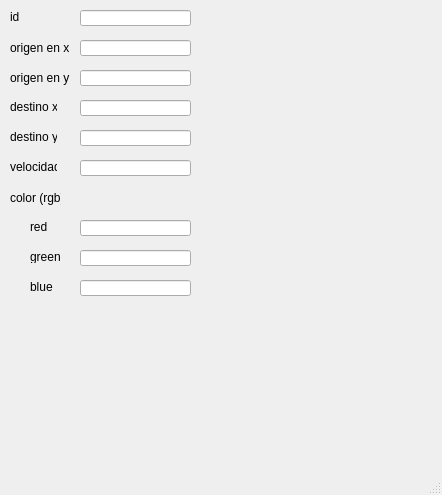
The window that ac8/interfas.ui (eduardosanchezsacnehz/UI-User-Interface) describes before a commit, drawn with Qt 5.
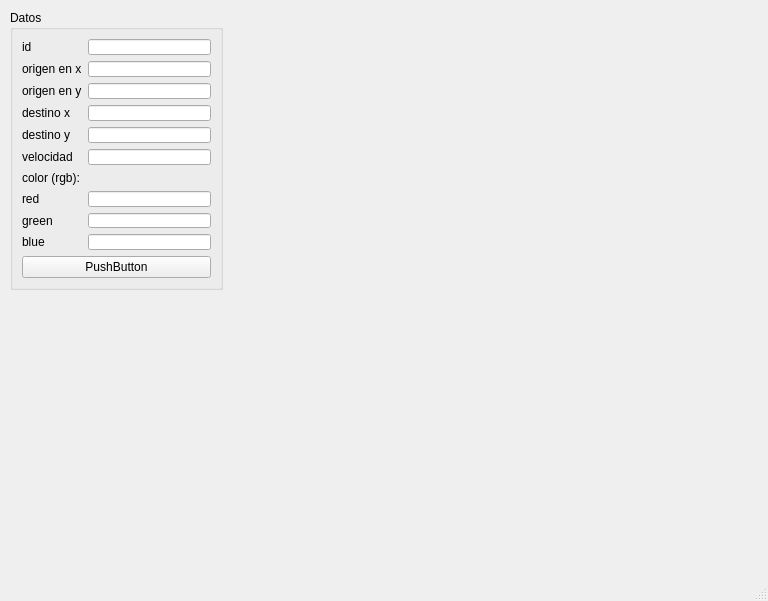
The same window after the commit.

Commit message: Aliniamos los marcos y encimamos en un marco

```diff
--- a/ac8/interfas.ui
+++ b/ac8/interfas.ui
@@ -6,233 +6,132 @@
    <rect>
     <x>0</x>
     <y>0</y>
-    <width>442</width>
-    <height>495</height>
+    <width>768</width>
+    <height>601</height>
    </rect>
   </property>
   <property name="windowTitle">
    <string>MainWindow</string>
   </property>
   <widget class="QWidget" name="centralwidget">
-   <widget class="QLabel" name="label">
+   <widget class="QGroupBox" name="groupBox">
     <property name="geometry">
      <rect>
       <x>10</x>
       <y>10</y>
-      <width>47</width>
-      <height>13</height>
+      <width>213</width>
+      <height>280</height>
      </rect>
     </property>
-    <property name="text">
-     <string>id</string>
+    <property name="title">
+     <string>Datos</string>
     </property>
-   </widget>
-   <widget class="QLabel" name="label_2">
-    <property name="geometry">
-     <rect>
-      <x>10</x>
-      <y>40</y>
-      <width>61</width>
-      <height>16</height>
-     </rect>
-    </property>
-    <property name="text">
-     <string>origen en x</string>
-    </property>
-   </widget>
-   <widget class="QLabel" name="label_3">
-    <property name="geometry">
-     <rect>
-      <x>10</x>
-      <y>70</y>
-      <width>61</width>
-      <height>16</height>
-     </rect>
-    </property>
-    <property name="text">
-     <string>origen en y</string>
-    </property>
-   </widget>
-   <widget class="QLabel" name="label_4">
-    <property name="geometry">
-     <rect>
-      <x>10</x>
-      <y>100</y>
-      <width>47</width>
-      <height>13</height>
-     </rect>
-    </property>
-    <property name="text">
-     <string>destino x</string>
-    </property>
-   </widget>
-   <widget class="QLabel" name="label_5">
-    <property name="geometry">
-     <rect>
-      <x>10</x>
-      <y>130</y>
-      <width>47</width>
-      <height>13</height>
-     </rect>
-    </property>
-    <property name="text">
-     <string>destino y</string>
-    </property>
-   </widget>
-   <widget class="QLabel" name="label_6">
-    <property name="geometry">
-     <rect>
-      <x>10</x>
-      <y>160</y>
-      <width>47</width>
-      <height>13</height>
-     </rect>
-    </property>
-    <property name="text">
-     <string>velocidad</string>
-    </property>
-   </widget>
-   <widget class="QLabel" name="label_7">
-    <property name="geometry">
-     <rect>
-      <x>10</x>
-      <y>190</y>
-      <width>51</width>
-      <height>16</height>
-     </rect>
-    </property>
-    <property name="text">
-     <string>color (rgb):</string>
-    </property>
-   </widget>
-   <widget class="QLabel" name="label_8">
-    <property name="geometry">
-     <rect>
-      <x>30</x>
-      <y>220</y>
-      <width>47</width>
-      <height>13</height>
-     </rect>
-    </property>
-    <property name="text">
-     <string>red</string>
-    </property>
-   </widget>
-   <widget class="QLabel" name="label_9">
-    <property name="geometry">
-     <rect>
-      <x>30</x>
-      <y>250</y>
-      <width>47</width>
-      <height>13</height>
-     </rect>
-    </property>
-    <property name="text">
-     <string>green</string>
-    </property>
-   </widget>
-   <widget class="QLabel" name="label_10">
-    <property name="geometry">
-     <rect>
-      <x>30</x>
-      <y>280</y>
-      <width>47</width>
-      <height>13</height>
-     </rect>
-    </property>
-    <property name="text">
-     <string>blue</string>
-    </property>
-   </widget>
-   <widget class="QLineEdit" name="lineEdit">
-    <property name="geometry">
-     <rect>
-      <x>80</x>
-      <y>10</y>
-      <width>111</width>
-      <height>16</height>
-     </rect>
-    </property>
-   </widget>
-   <widget class="QLineEdit" name="lineEdit_2">
-    <property name="geometry">
-     <rect>
-      <x>80</x>
-      <y>40</y>
-      <width>111</width>
-      <height>16</height>
-     </rect>
-    </property>
-   </widget>
-   <widget class="QLineEdit" name="lineEdit_3">
-    <property name="geometry">
-     <rect>
-      <x>80</x>
-      <y>70</y>
-      <width>111</width>
-      <height>16</height>
-     </rect>
-    </property>
-   </widget>
-   <widget class="QLineEdit" name="lineEdit_4">
-    <property name="geometry">
-     <rect>
-      <x>80</x>
-      <y>100</y>
-      <width>111</width>
-      <height>16</height>
-     </rect>
-    </property>
-   </widget>
-   <widget class="QLineEdit" name="lineEdit_5">
-    <property name="geometry">
-     <rect>
-      <x>80</x>
-      <y>130</y>
-      <width>111</width>
-      <height>16</height>
-     </rect>
-    </property>
-   </widget>
-   <widget class="QLineEdit" name="lineEdit_6">
-    <property name="geometry">
-     <rect>
-      <x>80</x>
-      <y>160</y>
-      <width>111</width>
-      <height>16</height>
-     </rect>
-    </property>
-   </widget>
-   <widget class="QLineEdit" name="lineEdit_7">
-    <property name="geometry">
-     <rect>
-      <x>80</x>
-      <y>220</y>
-      <width>111</width>
-      <height>16</height>
-     </rect>
-    </property>
-   </widget>
-   <widget class="QLineEdit" name="lineEdit_8">
-    <property name="geometry">
-     <rect>
-      <x>80</x>
-      <y>250</y>
-      <width>111</width>
-      <height>16</height>
-     </rect>
-    </property>
-   </widget>
-   <widget class="QLineEdit" name="lineEdit_9">
-    <property name="geometry">
-     <rect>
-      <x>80</x>
-      <y>280</y>
-      <width>111</width>
-      <height>16</height>
-     </rect>
-    </property>
+    <layout class="QGridLayout" name="gridLayout">
+     <item row="1" column="1">
+      <widget class="QLineEdit" name="lineEdit_2"/>
+     </item>
+     <item row="2" column="1">
+      <widget class="QLineEdit" name="lineEdit_3"/>
+     </item>
+     <item row="2" column="0">
+      <widget class="QLabel" name="label_3">
+       <property name="text">
+        <string>origen en y</string>
+       </property>
+      </widget>
+     </item>
+     <item row="3" column="0">
+      <widget class="QLabel" name="label_4">
+       <property name="text">
+        <string>destino x</string>
+       </property>
+      </widget>
+     </item>
+     <item row="8" column="1">
+      <widget class="QLineEdit" name="lineEdit_8"/>
+     </item>
+     <item row="8" column="0">
+      <widget class="QLabel" name="label_9">
+       <property name="text">
+        <string>green</string>
+       </property>
+      </widget>
+     </item>
+     <item row="10" column="0" rowspan="2" colspan="2">
+      <widget class="QPushButton" name="pushButton">
+       <property name="text">
+        <string>PushButton</string>
+       </property>
+      </widget>
+     </item>
+     <item row="4" column="1">
+      <widget class="QLineEdit" name="lineEdit_5"/>
+     </item>
+     <item row="9" column="1">
+      <widget class="QLineEdit" name="lineEdit_9"/>
+     </item>
+     <item row="4" column="0">
+      <widget class="QLabel" name="label_5">
+       <property name="text">
+        <string>destino y</string>
+       </property>
+      </widget>
+     </item>
+     <item row="5" column="1">
+      <widget class="QLineEdit" name="lineEdit_6"/>
+     </item>
+     <item row="9" column="0">
+      <widget class="QLabel" name="label_10">
+       <property name="text">
+        <string>blue</string>
+       </property>
+      </widget>
+     </item>
+     <item row="0" column="0">
+      <widget class="QLabel" name="label">
+       <property name="text">
+        <string>id</string>
+       </property>
+      </widget>
+     </item>
+     <item row="7" column="0">
+      <widget class="QLabel" name="label_8">
+       <property name="text">
+        <string>red</string>
+       </property>
+      </widget>
+     </item>
+     <item row="5" column="0">
+      <widget class="QLabel" name="label_6">
+       <property name="text">
+        <string>velocidad</string>
+       </property>
+      </widget>
+     </item>
+     <item row="7" column="1">
+      <widget class="QLineEdit" name="lineEdit_7"/>
+     </item>
+     <item row="0" column="1">
+      <widget class="QLineEdit" name="lineEdit"/>
+     </item>
+     <item row="1" column="0">
+      <widget class="QLabel" name="label_2">
+       <property name="text">
+        <string>origen en x</string>
+       </property>
+      </widget>
+     </item>
+     <item row="3" column="1">
+      <widget class="QLineEdit" name="lineEdit_4"/>
+     </item>
+     <item row="6" column="0">
+      <widget class="QLabel" name="label_7">
+       <property name="text">
+        <string>color (rgb):</string>
+       </property>
+      </widget>
+     </item>
+    </layout>
    </widget>
   </widget>
   <widget class="QMenuBar" name="menubar">
```
Left out of the diff: 2 changed lines with no effect on the pictures.
